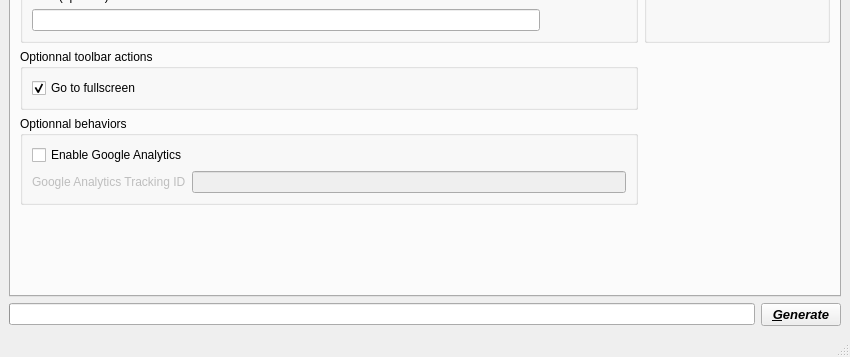
Before: the Qt Designer form src/ui/mainwin.ui in Pixinn/ezwebgallery, drawn with Qt 5; both pictures show x 0 to 850 and y 343 to 700 of the 850 by 700 pixel window.
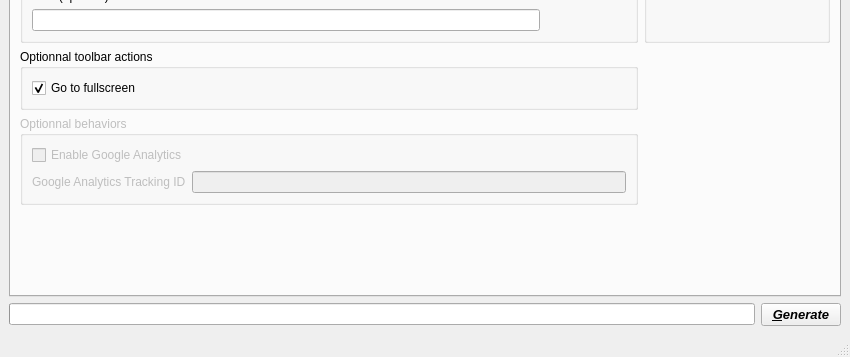
After: the same form once the commit is applied. Icons and pictures are not drawn. Custom widgets are drawn as their Qt base class.

Commit message: Disabling the "google analytics" optional behavior

Diff of the .ui file:
```diff
--- a/src/ui/mainwin.ui
+++ b/src/ui/mainwin.ui
@@ -397,6 +397,9 @@
             </item>
             <item row="3" column="0">
              <widget class="QGroupBox" name="groupBox_Behavior">
+              <property name="enabled">
+               <bool>false</bool>
+              </property>
               <property name="title">
                <string>Optionnal behaviors</string>
               </property>
@@ -404,7 +407,7 @@
                <item>
                 <widget class="QCheckBox" name="checkBox_Analytics">
                  <property name="enabled">
-                  <bool>true</bool>
+                  <bool>false</bool>
                  </property>
                  <property name="toolTip">
                   <string>&lt;html&gt;&lt;head/&gt;&lt;body&gt;&lt;p&gt;Embed google Analytic's code in the gallery.&lt;/p&gt;&lt;/body&gt;&lt;/html&gt;</string>
```
Left out of the diff: 1 changed line with no effect on the pictures. The commit also changes 1 other file.
